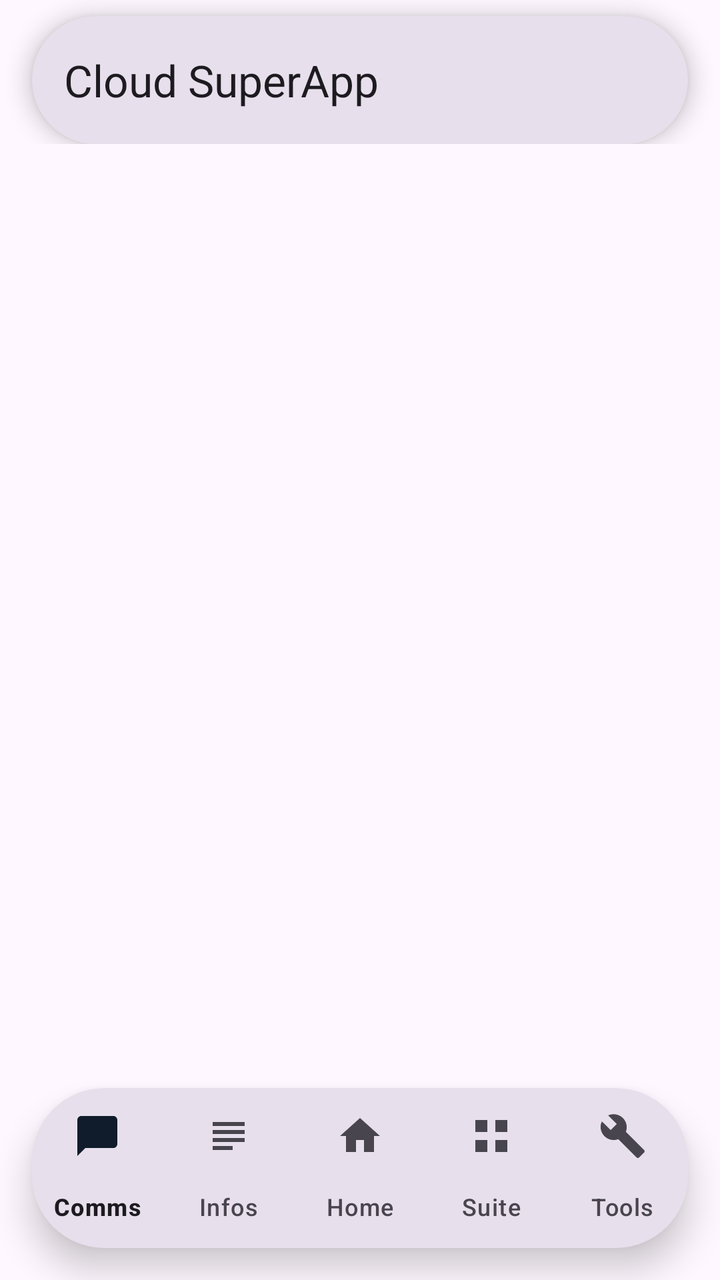
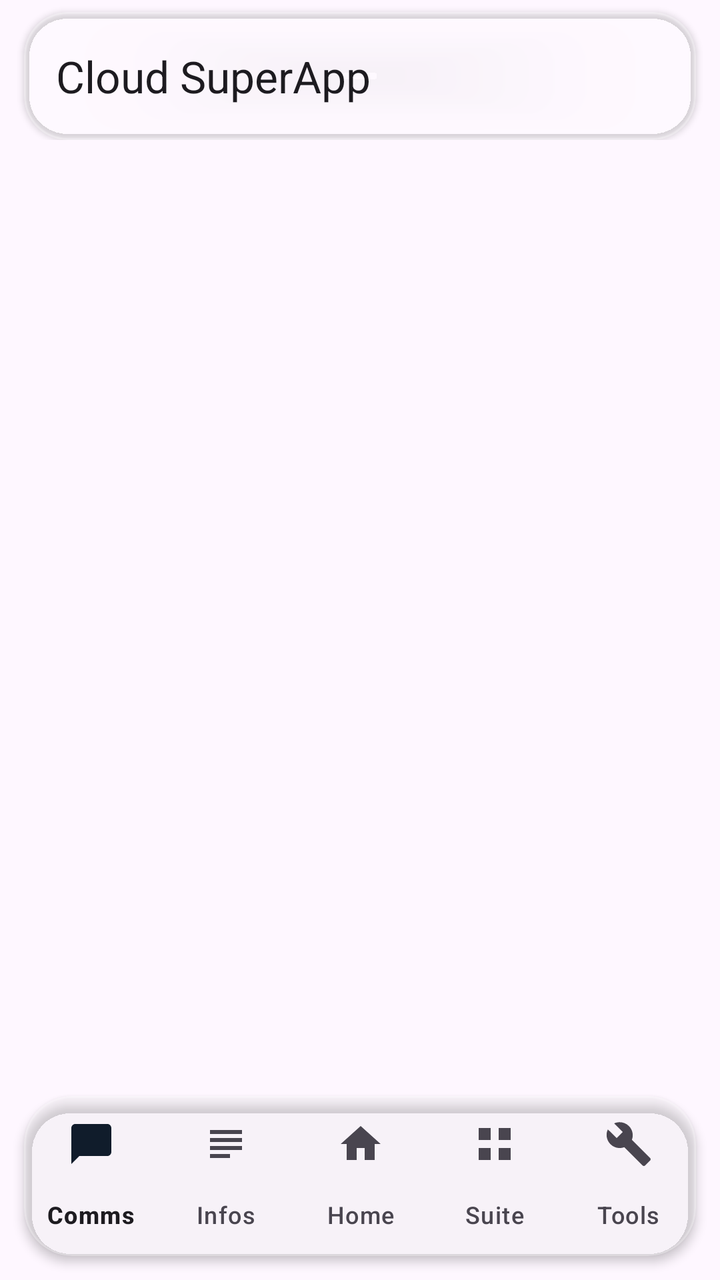

Two renders of the same Android screen: before a commit and after it. Below are the layout's source before the change and the commit's diff.
<!-- AndroidManifest.xml: application theme Theme.Superapp -->
<!-- res/layout/activity_main.xml -->
<?xml version="1.0" encoding="utf-8"?>
<androidx.drawerlayout.widget.DrawerLayout
    xmlns:android="http://schemas.android.com/apk/res/android"
    xmlns:app="http://schemas.android.com/apk/res-auto"
    xmlns:tools="http://schemas.android.com/tools"
    android:id="@+id/drawer_layout"
    android:layout_width="match_parent"
    android:layout_height="match_parent"
    android:fitsSystemWindows="true"
    tools:openDrawer="start">

    <androidx.coordinatorlayout.widget.CoordinatorLayout
        android:layout_width="match_parent"
        android:layout_height="match_parent">

        
        <com.google.android.material.appbar.AppBarLayout
            android:id="@+id/app_bar"
            android:layout_width="match_parent"
            android:layout_height="wrap_content"
            android:background="@android:color/transparent"
            android:fitsSystemWindows="true"
            app:liftOnScroll="false">

            <com.google.android.material.card.MaterialCardView
                android:id="@+id/toolbar_island"
                android:layout_width="match_parent"
                android:layout_height="wrap_content"
                android:layout_marginStart="16dp"
                android:layout_marginEnd="16dp"
                android:layout_marginTop="8dp"
                app:cardCornerRadius="32dp"
                app:cardElevation="6dp"
                app:cardBackgroundColor="?attr/colorSurfaceVariant"
                app:strokeWidth="0dp">

                <com.google.android.material.appbar.MaterialToolbar
                    android:id="@+id/toolbar"
                    android:layout_width="match_parent"
                    android:layout_height="?attr/actionBarSize"
                    android:background="@android:color/transparent"
                    app:titleCentered="false"
                    app:titleTextAppearance="?attr/textAppearanceTitleLarge"
                    app:title="@string/app_name" />

            </com.google.android.material.card.MaterialCardView>
        </com.google.android.material.appbar.AppBarLayout>

        
        <androidx.fragment.app.FragmentContainerView
            android:id="@+id/fragment_container"
            android:layout_width="match_parent"
            android:layout_height="match_parent"
            android:layout_marginBottom="96dp"
            app:layout_behavior="@string/appbar_scrolling_view_behavior" />

        
        <com.google.android.material.card.MaterialCardView
            android:id="@+id/bottom_nav_island"
            android:layout_width="match_parent"
            android:layout_height="wrap_content"
            android:layout_gravity="bottom"
            android:layout_marginStart="16dp"
            android:layout_marginEnd="16dp"
            android:layout_marginBottom="16dp"
            app:cardCornerRadius="36dp"
            app:cardElevation="10dp"
            app:cardBackgroundColor="?attr/colorSurfaceVariant"
            app:strokeWidth="0dp">

            <com.google.android.material.bottomnavigation.BottomNavigationView
                android:id="@+id/bottom_nav"
                android:layout_width="match_parent"
                android:layout_height="wrap_content"
                android:background="@android:color/transparent"
                app:labelVisibilityMode="labeled"
                app:menu="@menu/bottom_nav" />

        </com.google.android.material.card.MaterialCardView>
    </androidx.coordinatorlayout.widget.CoordinatorLayout>

    
    <include layout="@layout/view_drawer_panel" />

</androidx.drawerlayout.widget.DrawerLayout>
<!-- res/layout/view_drawer_panel.xml (included above) -->
<?xml version="1.0" encoding="utf-8"?>
<LinearLayout xmlns:android="http://schemas.android.com/apk/res/android"
    xmlns:app="http://schemas.android.com/apk/res-auto"
    android:id="@+id/drawer_panel"
    android:layout_width="280dp"
    android:layout_height="match_parent"
    android:layout_gravity="start"
    android:background="?attr/colorSurface"
    android:fitsSystemWindows="true"
    android:orientation="vertical">

    <com.google.android.material.tabs.TabLayout
        android:id="@+id/drawer_tabs"
        android:layout_width="match_parent"
        android:layout_height="wrap_content"
        app:tabGravity="fill"
        app:tabMode="fixed" />

    
    <com.google.android.material.tabs.TabLayout
        android:id="@+id/drawer_page_tabs"
        android:layout_width="match_parent"
        android:layout_height="wrap_content"
        android:background="?attr/colorSurfaceVariant"
        android:visibility="gone"
        app:tabMode="scrollable"
        app:tabContentStart="8dp"
        app:tabPaddingStart="12dp"
        app:tabPaddingEnd="12dp"
        app:tabTextAppearance="?attr/textAppearanceLabelMedium" />

    <androidx.fragment.app.FragmentContainerView
        android:id="@+id/drawer_content"
        android:layout_width="match_parent"
        android:layout_height="0dp"
        android:layout_weight="1" />
</LinearLayout>
<!-- resources referenced by this layout -->
<resources>
  <string name="app_name">Cloud SuperApp</string>
  <style name="Theme.Superapp" parent="Theme.Material3.DayNight.NoActionBar">
          
          <item name="colorPrimary">@color/cloud_primary</item>
          <item name="colorOnPrimary">@color/cloud_on_primary</item>
          <item name="colorPrimaryContainer">@color/cloud_primary_container</item>
          <item name="colorOnPrimaryContainer">@color/cloud_on_primary_container</item>
          <item name="colorSecondary">@color/cloud_secondary</item>
          <item name="colorSecondaryContainer">@color/cloud_secondary_container</item>
          <item name="colorOnSecondaryContainer">@color/cloud_on_secondary_container</item>
          <item name="colorTertiary">@color/cloud_tertiary</item>
          <item name="colorTertiaryContainer">@color/cloud_tertiary_container</item>
  
          
          <item name="android:statusBarColor" tools:targetApi="lollipop">@android:color/transparent</item>
          <item name="android:navigationBarColor" tools:targetApi="lollipop">@android:color/transparent</item>
          <item name="android:windowDrawsSystemBarBackgrounds" tools:targetApi="lollipop">true</item>
          <item name="android:windowLightStatusBar" tools:targetApi="m">true</item>
          <item name="android:windowLightNavigationBar" tools:targetApi="o_mr1">true</item>
          <item name="android:enforceStatusBarContrast" tools:targetApi="q">false</item>
          <item name="android:enforceNavigationBarContrast" tools:targetApi="q">false</item>
  
          
          <item name="bottomNavigationStyle">@style/Widget.CloudSuperApp.BottomNavigationView</item>
      </style>
  <color name="cloud_primary">#FF1565C0</color>
  <color name="cloud_on_primary">#FFFFFFFF</color>
  <color name="cloud_primary_container">#FFD0E4FF</color>
  <color name="cloud_on_primary_container">#FF001D36</color>
  <color name="cloud_secondary">#FF535F70</color>
  <color name="cloud_secondary_container">#FFD7E3F7</color>
  <color name="cloud_on_secondary_container">#FF101C2B</color>
  <color name="cloud_tertiary">#FF6B5778</color>
  <color name="cloud_tertiary_container">#FFF3DAFF</color>
  <style name="Widget.CloudSuperApp.BottomNavigationView" parent="Widget.Material3.BottomNavigationView">
          <item name="itemActiveIndicatorStyle">@style/Widget.CloudSuperApp.BottomNavigationView.ActiveIndicator</item>
      </style>
  <style name="Widget.CloudSuperApp.BottomNavigationView.ActiveIndicator" parent="Widget.Material3.BottomNavigationView.ActiveIndicator">
          <item name="android:color">@color/cloud_primary_container</item>
      </style>
</resources>

<!-- the commit's change to res/layout/activity_main.xml (unified diff, before → after) -->
@@ -22,17 +22,19 @@
             android:fitsSystemWindows="true"
             app:liftOnScroll="false">
 
+            
             <com.google.android.material.card.MaterialCardView
                 android:id="@+id/toolbar_island"
                 android:layout_width="match_parent"
                 android:layout_height="wrap_content"
-                android:layout_marginStart="16dp"
-                android:layout_marginEnd="16dp"
-                android:layout_marginTop="8dp"
-                app:cardCornerRadius="32dp"
-                app:cardElevation="6dp"
-                app:cardBackgroundColor="?attr/colorSurfaceVariant"
-                app:strokeWidth="0dp">
+                android:layout_marginStart="12dp"
+                android:layout_marginEnd="12dp"
+                android:layout_marginTop="6dp"
+                app:cardCornerRadius="22dp"
+                app:cardElevation="2dp"
+                app:cardBackgroundColor="@color/glass_bg"
+                app:strokeWidth="1dp"
+                app:strokeColor="@color/glass_border">
 
                 <com.google.android.material.appbar.MaterialToolbar
                     android:id="@+id/toolbar"
@@ -60,13 +62,14 @@
             android:layout_width="match_parent"
             android:layout_height="wrap_content"
             android:layout_gravity="bottom"
-            android:layout_marginStart="16dp"
-            android:layout_marginEnd="16dp"
-            android:layout_marginBottom="16dp"
-            app:cardCornerRadius="36dp"
-            app:cardElevation="10dp"
-            app:cardBackgroundColor="?attr/colorSurfaceVariant"
-            app:strokeWidth="0dp">
+            android:layout_marginStart="12dp"
+            android:layout_marginEnd="12dp"
+            android:layout_marginBottom="12dp"
+            app:cardCornerRadius="24dp"
+            app:cardElevation="3dp"
+            app:cardBackgroundColor="@color/glass_bg"
+            app:strokeWidth="1dp"
+            app:strokeColor="@color/glass_border">
 
             <com.google.android.material.bottomnavigation.BottomNavigationView
                 android:id="@+id/bottom_nav"
<!-- resource entries referenced after the edit -->
@@ -1,5 +1,7 @@
 <!-- resources referenced by this layout -->
 <resources>
+  <color name="glass_bg">#33FFFFFF</color>
+  <color name="glass_border">#2EFFFFFF</color>
   <string name="app_name">Cloud SuperApp</string>
   <style name="Theme.Superapp" parent="Theme.Material3.DayNight.NoActionBar">
           
